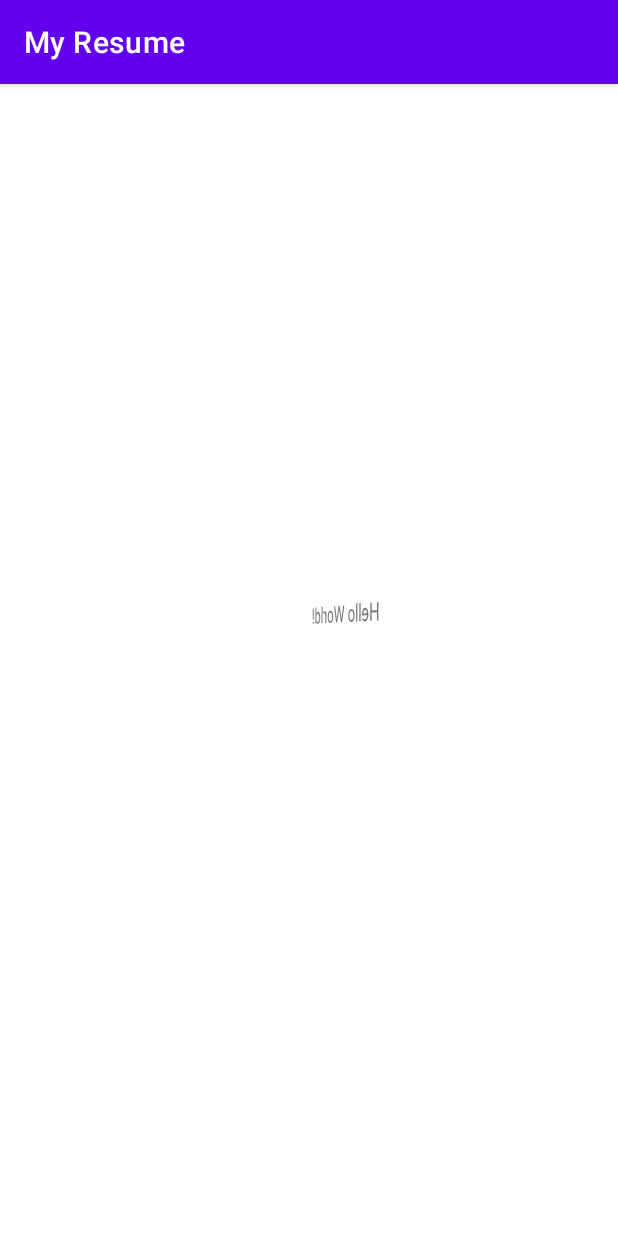
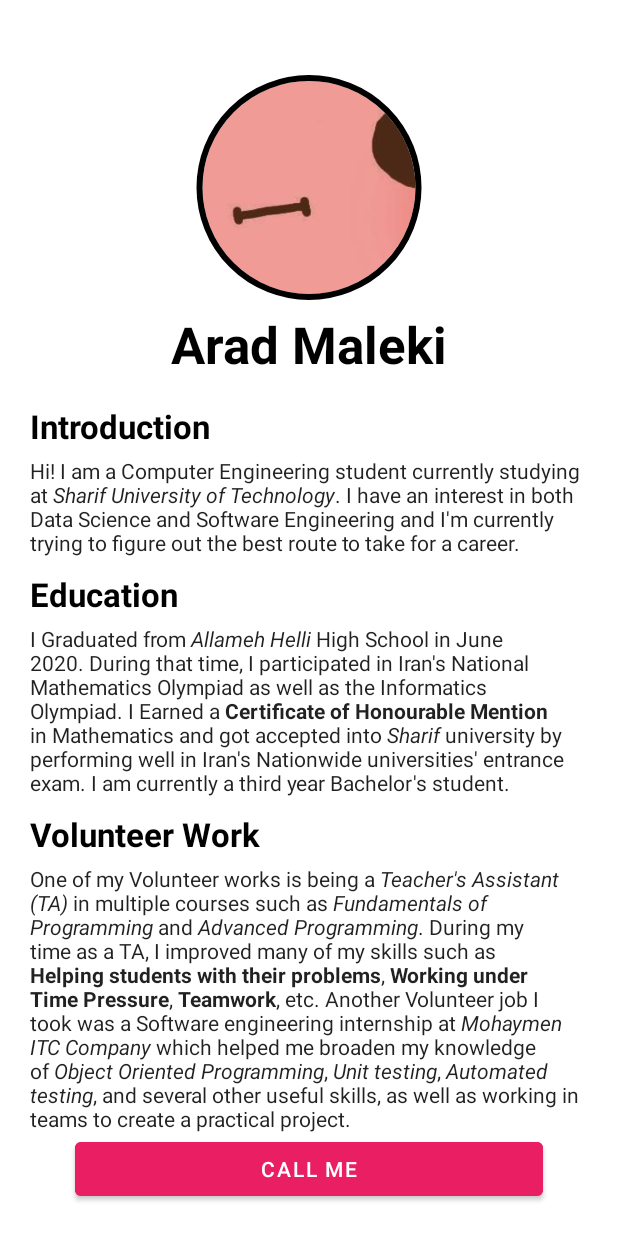
Before and after one commit to aradmaleki02/Mobile-Programming-HW0, an Android app: the screen it shows after launch (MainActivity), on a phone screen of 412 x 824 dp. Run offline under Robolectric (Android 15) with nearby library versions, the phone set to English and light mode, and no system bars; our stand-ins replace CircleImageView.

Commit message:
First Working version, Themes and clean code still need work.

```diff
--- a/app/build.gradle
+++ b/app/build.gradle
@@ -26,6 +26,7 @@ android {
         sourceCompatibility JavaVersion.VERSION_1_8
         targetCompatibility JavaVersion.VERSION_1_8
     }
+
 }
 
 dependencies {
@@ -34,6 +35,7 @@ dependencies {
     implementation 'com.google.android.material:material:1.7.0'
     implementation 'androidx.constraintlayout:constraintlayout:2.1.4'
     testImplementation 'junit:junit:4.13.2'
-    androidTestImplementation 'androidx.test.ext:junit:1.1.3'
-    androidTestImplementation 'androidx.test.espresso:espresso-core:3.4.0'
+    androidTestImplementation 'androidx.test.ext:junit:1.1.4'
+    androidTestImplementation 'androidx.test.espresso:espresso-core:3.5.0'
+    implementation 'de.hdodenhof:circleimageview:3.1.0'
 }
--- a/app/src/main/AndroidManifest.xml
+++ b/app/src/main/AndroidManifest.xml
@@ -1,6 +1,9 @@
 <?xml version="1.0" encoding="utf-8"?>
 <manifest xmlns:android="http://schemas.android.com/apk/res/android"
     xmlns:tools="http://schemas.android.com/tools">
+
+
+    <uses-permission android:name="android.permission.CALL_PHONE" />
 
     <application
         android:allowBackup="true"
--- a/app/src/main/java/com/example/myresume/MainActivity.java
+++ b/app/src/main/java/com/example/myresume/MainActivity.java
@@ -2,7 +2,10 @@ package com.example.myresume;
 
 import androidx.appcompat.app.AppCompatActivity;
 
+import android.content.Intent;
+import android.net.Uri;
 import android.os.Bundle;
+import android.view.View;
 
 public class MainActivity extends AppCompatActivity {
 
@@ -11,4 +14,11 @@ public class MainActivity extends AppCompatActivity {
         super.onCreate(savedInstanceState);
         setContentView(R.layout.activity_main);
     }
+
+    public void callMe(View view) {
+        String phoneNumber = "tel:" + getString(R.string.phone_number);
+        Intent intent = new Intent(Intent.ACTION_DIAL);
+        intent.setData(Uri.parse(phoneNumber));
+        startActivity(intent);
+    }
 }
--- a/app/src/main/res/layout/activity_main.xml
+++ b/app/src/main/res/layout/activity_main.xml
@@ -1,21 +1,118 @@
 <?xml version="1.0" encoding="utf-8"?>
-<androidx.constraintlayout.widget.ConstraintLayout xmlns:android="http://schemas.android.com/apk/res/android"
+<ScrollView xmlns:android="http://schemas.android.com/apk/res/android"
     xmlns:app="http://schemas.android.com/apk/res-auto"
     xmlns:tools="http://schemas.android.com/tools"
+    android:id="@+id/scroll_view"
     android:layout_width="match_parent"
     android:layout_height="match_parent"
-    android:rotationX="-2"
-    android:rotationY="119"
+    android:rotationX="0"
+    android:rotationY="0"
     tools:context=".MainActivity">
 
-    <TextView
-        android:layout_width="159dp"
-        android:layout_height="79dp"
-        android:text="Hello World!"
-        app:layout_constraintBottom_toBottomOf="parent"
-        app:layout_constraintEnd_toEndOf="parent"
-        app:layout_constraintHorizontal_bias="0.5"
-        app:layout_constraintStart_toStartOf="parent"
-        app:layout_constraintTop_toTopOf="parent" />
+    <LinearLayout
+        android:id="@+id/linear_layout"
+        android:layout_width="match_parent"
+        android:layout_height="wrap_content"
+        android:orientation="vertical">
 
-</androidx.constraintlayout.widget.ConstraintLayout>
+        <de.hdodenhof.circleimageview.CircleImageView
+            android:id="@+id/profile_image"
+            android:layout_width="match_parent"
+            android:layout_height="@dimen/pfp_layout_height"
+            android:cropToPadding="false"
+            android:paddingTop="@dimen/pfp_top_padding"
+            android:src="@drawable/pfp"
+            app:civ_border_color="@color/black"
+            app:civ_border_width="4dp" />
+
+        <TextView
+            android:id="@+id/name"
+            android:layout_width="match_parent"
+            android:layout_height="59dp"
+            android:ellipsize="end"
+            android:gravity="center"
+            android:maxLines="1"
+            android:text="@string/name"
+            android:textAppearance="@style/TextAppearance.AppCompat.Display1"
+            android:textColor="@color/black"
+            android:textStyle="bold" />
+
+        <TextView
+            android:id="@+id/title1"
+            android:layout_width="match_parent"
+            android:layout_height="wrap_content"
+            android:paddingTop="10dp"
+            android:paddingStart="20dp"
+            android:paddingEnd="20dp"
+            android:text="@string/title1"
+            android:textAppearance="@style/TextAppearance.AppCompat.Large"
+            android:textColor="@color/black"
+            android:textStyle="bold" />
+
+        <TextView
+            android:id="@+id/text1"
+            android:layout_width="match_parent"
+            android:layout_height="wrap_content"
+            android:paddingTop="5dp"
+            android:paddingStart="20dp"
+            android:paddingEnd="20dp"
+            android:text="@string/text1"
+            android:textAppearance="@style/TextAppearance.AppCompat.Body1" />
+
+        <TextView
+            android:id="@+id/title2"
+            android:layout_width="match_parent"
+            android:layout_height="wrap_content"
+            android:paddingTop="10dp"
+            android:paddingStart="20dp"
+            android:paddingEnd="20dp"
+            android:text="@string/title2"
+            android:textAppearance="@style/TextAppearance.AppCompat.Large"
+            android:textColor="@color/black"
+            android:textStyle="bold" />
+
+        <TextView
+            android:id="@+id/text2"
+            android:layout_width="match_parent"
+            android:layout_height="wrap_content"
+            android:paddingTop="5dp"
+            android:paddingStart="20dp"
+            android:paddingEnd="20dp"
+            android:text="@string/text2"
+            android:textAppearance="@style/TextAppearance.AppCompat.Body1" />
+
+        <TextView
+            android:id="@+id/title3"
+            android:layout_width="match_parent"
+            android:layout_height="wrap_content"
+            android:paddingTop="10dp"
+            android:paddingStart="20dp"
+            android:paddingEnd="20dp"
+            android:text="@string/title3"
+            android:textAppearance="@style/TextAppearance.AppCompat.Large"
+            android:textColor="@color/black"
+            android:textStyle="bold" />
+
+        <TextView
+            android:id="@+id/text3"
+            android:layout_width="match_parent"
+            android:layout_height="wrap_content"
+            android:paddingTop="5dp"
+            android:paddingStart="20dp"
+            android:paddingEnd="20dp"
+            android:text="@string/text3"
+            android:textAppearance="@style/TextAppearance.AppCompat.Body1" />
+
+        <Button
+            android:id="@+id/call_button"
+            android:layout_width="match_parent"
+            android:layout_height="wrap_content"
+            android:backgroundTint="#E91E63"
+            android:insetLeft="50dp"
+            android:insetRight="50dp"
+            android:onClick="callMe"
+            android:text="@string/call_button" />
+
+    </LinearLayout>
+
+</ScrollView>
--- /dev/null
+++ b/app/src/main/res/values/dimens.xml
@@ -0,0 +1,5 @@
+<?xml version="1.0" encoding="utf-8"?>
+<resources>
+    <dimen name="pfp_top_padding">50dp</dimen>
+    <dimen name="pfp_layout_height">200dp</dimen>
+</resources>
--- a/app/src/main/res/values/strings.xml
+++ b/app/src/main/res/values/strings.xml
@@ -1,3 +1,16 @@
 <resources>
     <string name="app_name">My Resume</string>
+    <string name="button_label_toast">Toast</string>
+    <string name="button_label_count">Count</string>
+    <string name="count_initial_value">0</string>
+    <string name="toast_message">Hello Toast!</string>
+    <string name="name">Arad Maleki</string>
+    <string name="title1">Introduction</string>
+    <string name="text1">Hi! I am a Computer Engineering student currently studying at <i>Sharif University of Technology</i>. I have an interest in both Data Science and Software Engineering and I\'m currently trying to figure out the best route to take for a career.</string>
+    <string name="title2">Education</string>
+    <string name="text2">I Graduated from <i>Allameh Helli</i> High School in June 2020. During that time, I participated in Iran\'s National Mathematics Olympiad as well as the Informatics Olympiad. I Earned a <b>Certificate of Honourable Mention</b> in Mathematics and got accepted into <i>Sharif</i> university by performing well in Iran\'s Nationwide universities\' entrance exam. I am currently a third year Bachelor\'s student.</string>
+    <string name="title3">Volunteer Work</string>
+    <string name="text3">One of my Volunteer works is being a <i>Teacher\'s Assistant (TA)</i> in multiple courses such as <i>Fundamentals of Programming</i> and <i>Advanced Programming</i>. During my time as a TA, I improved many of my skills such as <b>Helping students with their problems</b>, <b>Working under Time Pressure</b>, <b>Teamwork</b>, etc. Another Volunteer job I took was a Software engineering internship at <i>Mohaymen ITC Company</i> which helped me broaden my knowledge of <i>Object Oriented Programming</i>, <i>Unit testing</i>, <i>Automated testing</i>, and several other useful skills, as well as working in teams to create a practical project.</string>
+    <string name="call_button">Call me</string>
+    <string name="phone_number">+989209206172</string>
 </resources>
--- a/app/src/main/res/values/themes.xml
+++ b/app/src/main/res/values/themes.xml
@@ -1,6 +1,6 @@
 <resources xmlns:tools="http://schemas.android.com/tools">
     <!-- Base application theme. -->
-    <style name="Theme.MyResume" parent="Theme.MaterialComponents.DayNight.DarkActionBar">
+    <style name="Theme.MyResume" parent="Theme.MaterialComponents.DayNight.NoActionBar">
         <!-- Primary brand color. -->
         <item name="colorPrimary">@color/purple_500</item>
         <item name="colorPrimaryVariant">@color/purple_700</item>
```
Also changed, not shown: app/src/main/res/drawable/pfp.jpg (added).
